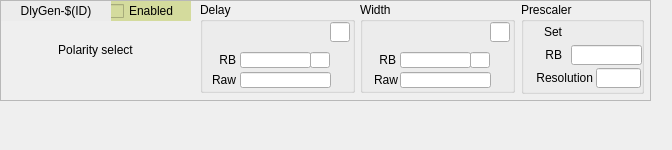
Qt form ui/EVR/evr_pulser.ui (epics-modules/mrfioc2) before a commit.
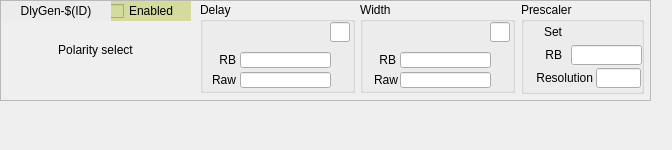
The same form after that commit. Custom widgets are drawn as their Qt base class.

What changed in the file:
```diff
--- a/ui/EVR/evr_pulser.ui
+++ b/ui/EVR/evr_pulser.ui
@@ -224,7 +224,7 @@
       <rect>
        <x>40</x>
        <y>50</y>
-       <width>71</width>
+       <width>91</width>
        <height>16</height>
       </rect>
      </property>
@@ -258,19 +258,6 @@
       <string notr="true">$(EVR):DlyGen-$(ID)-Delay-SP.EGU</string>
      </property>
     </widget>
-    <widget class="caLineEdit" name="calineedit_16">
-     <property name="geometry">
-      <rect>
-       <x>110</x>
-       <y>50</y>
-       <width>20</width>
-       <height>16</height>
-      </rect>
-     </property>
-     <property name="channel" stdset="0">
-      <string notr="true">$(EVR):DlyGen-$(ID)-Width-RB.EGU</string>
-     </property>
-    </widget>
    </widget>
    <widget class="QGroupBox" name="groupBox_2">
     <property name="geometry">
@@ -305,7 +292,7 @@
       <rect>
        <x>40</x>
        <y>50</y>
-       <width>71</width>
+       <width>91</width>
        <height>16</height>
       </rect>
      </property>
@@ -387,19 +374,6 @@
       <string notr="true">$(EVR):DlyGen-$(ID)-Delay-SP.EGU</string>
      </property>
     </widget>
-    <widget class="caLineEdit" name="calineedit_17">
-     <property name="geometry">
-      <rect>
-       <x>110</x>
-       <y>50</y>
-       <width>20</width>
-       <height>16</height>
-      </rect>
-     </property>
-     <property name="channel" stdset="0">
-      <string notr="true">$(EVR):DlyGen-$(ID)-Delay-RB.EGU</string>
-     </property>
-    </widget>
    </widget>
    <widget class="caFrame" name="caframe">
     <property name="geometry">
```
Left out of the diff: 6 changed lines with no effect on the pictures.
